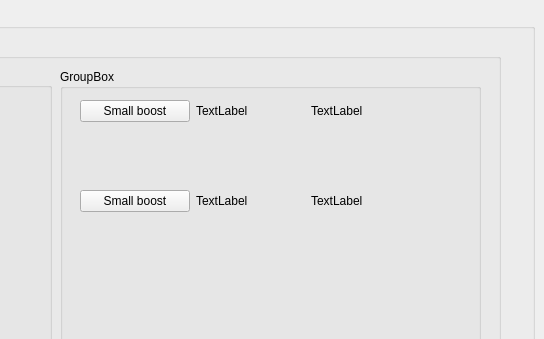
Above: gui/UniverseIdleGUI.ui from cyphics/universe-idle before the change; both pictures show x 569 to 1113 and y 0 to 339 of the 1113 by 917 pixel window. Below: the same form after it.
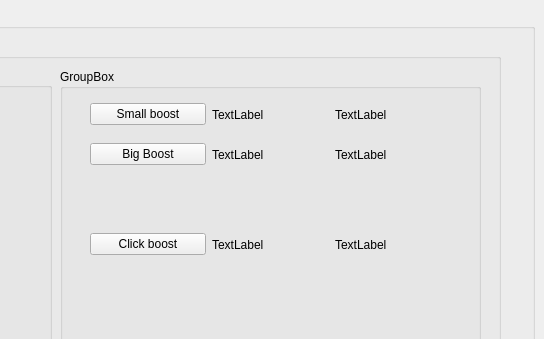
That is the form after the change.

Commit message: improve upgrade management in UI

Diff of the .ui file:
```diff
--- a/gui/UniverseIdleGUI.ui
+++ b/gui/UniverseIdleGUI.ui
@@ -181,28 +181,37 @@
               <widget class="QWidget" name="gridLayoutWidget_2">
                <property name="geometry">
                 <rect>
-                 <x>20</x>
+                 <x>30</x>
                  <y>30</y>
-                 <width>341</width>
-                 <height>24</height>
+                 <width>361</width>
+                 <height>31</height>
                 </rect>
                </property>
-               <layout class="QGridLayout" name="boost_1_layout">
-                <item row="0" column="3">
-                 <widget class="QLabel" name="boost_1_remaining_time">
-                  <property name="text">
-                   <string>TextLabel</string>
-                  </property>
-                 </widget>
-                </item>
-                <item row="0" column="0">
+               <widget class="QWidget" name="horizontalLayoutWidget">
+                <property name="geometry">
+                 <rect>
+                  <x>0</x>
+                  <y>0</y>
+                  <width>361</width>
+                  <height>31</height>
+                 </rect>
+                </property>
+                <layout class="QHBoxLayout" name="boost_1_layout">
+                 <item>
                  <widget class="QPushButton" name="boost_1_button">
                   <property name="text">
                    <string>Small boost</string>
                   </property>
                  </widget>
                 </item>
-                <item row="0" column="2">
+                 <item>
+                  <widget class="QLabel" name="boost_1_remaining_time">
+                   <property name="text">
+                    <string>TextLabel</string>
+                   </property>
+                  </widget>
+                 </item>
+                 <item>
                  <widget class="QLabel" name="boost_1_price">
                   <property name="text">
                    <string>TextLabel</string>
@@ -211,31 +220,41 @@
                 </item>
                </layout>
               </widget>
-              <widget class="QWidget" name="gridLayoutWidget_3">
-               <property name="geometry">
-                <rect>
-                 <x>20</x>
-                 <y>120</y>
-                 <width>341</width>
-                 <height>24</height>
-                </rect>
-               </property>
-               <layout class="QGridLayout" name="boost_2_layout">
-                <item row="0" column="3">
-                 <widget class="QLabel" name="boost_2_remaining_time">
-                  <property name="text">
-                   <string>TextLabel</string>
-                  </property>
-                 </widget>
-                </item>
-                <item row="0" column="0">
+              </widget>
+              <widget class="QWidget" name="boost_2_widget" native="true">
+               <property name="geometry">
+                <rect>
+                 <x>30</x>
+                 <y>70</y>
+                 <width>361</width>
+                 <height>31</height>
+                </rect>
+               </property>
+               <widget class="QWidget" name="horizontalLayoutWidget_2">
+                <property name="geometry">
+                 <rect>
+                  <x>0</x>
+                  <y>0</y>
+                  <width>361</width>
+                  <height>31</height>
+                 </rect>
+                </property>
+                <layout class="QHBoxLayout" name="boost_2_layout">
+                 <item>
                  <widget class="QPushButton" name="boost_2_button">
                   <property name="text">
-                   <string>Small boost</string>
+                    <string>Big Boost</string>
                   </property>
                  </widget>
                 </item>
-                <item row="0" column="2">
+                 <item>
+                  <widget class="QLabel" name="boost_2_remaining_time">
+                   <property name="text">
+                    <string>TextLabel</string>
+                   </property>
+                  </widget>
+                 </item>
+                 <item>
                  <widget class="QLabel" name="boost_2_price">
                   <property name="text">
                    <string>TextLabel</string>
@@ -245,6 +264,50 @@
                </layout>
               </widget>
              </widget>
+              <widget class="QWidget" name="boost_3_widget" native="true">
+               <property name="geometry">
+                <rect>
+                 <x>30</x>
+                 <y>160</y>
+                 <width>361</width>
+                 <height>31</height>
+                </rect>
+               </property>
+               <widget class="QWidget" name="horizontalLayoutWidget_3">
+                <property name="geometry">
+                 <rect>
+                  <x>0</x>
+                  <y>0</y>
+                  <width>361</width>
+                  <height>31</height>
+                 </rect>
+                </property>
+                <layout class="QHBoxLayout" name="boost_3_layout">
+                 <item>
+                  <widget class="QPushButton" name="boost_3_button">
+                   <property name="text">
+                    <string>Click boost</string>
+                   </property>
+                  </widget>
+                 </item>
+                 <item>
+                  <widget class="QLabel" name="boost_3_remaining_time">
+                   <property name="text">
+                    <string>TextLabel</string>
+                   </property>
+                  </widget>
+                 </item>
+                 <item>
+                  <widget class="QLabel" name="boost_3_price">
+                   <property name="text">
+                    <string>TextLabel</string>
+                   </property>
+                  </widget>
+                 </item>
+                </layout>
+               </widget>
+              </widget>
+             </widget>
             </item>
            </layout>
           </widget>
```
Left out of the diff: 6 changed lines with no effect on the pictures. Lines whose indentation alone changed are shown as unchanged. The commit also changes 3 other files.
